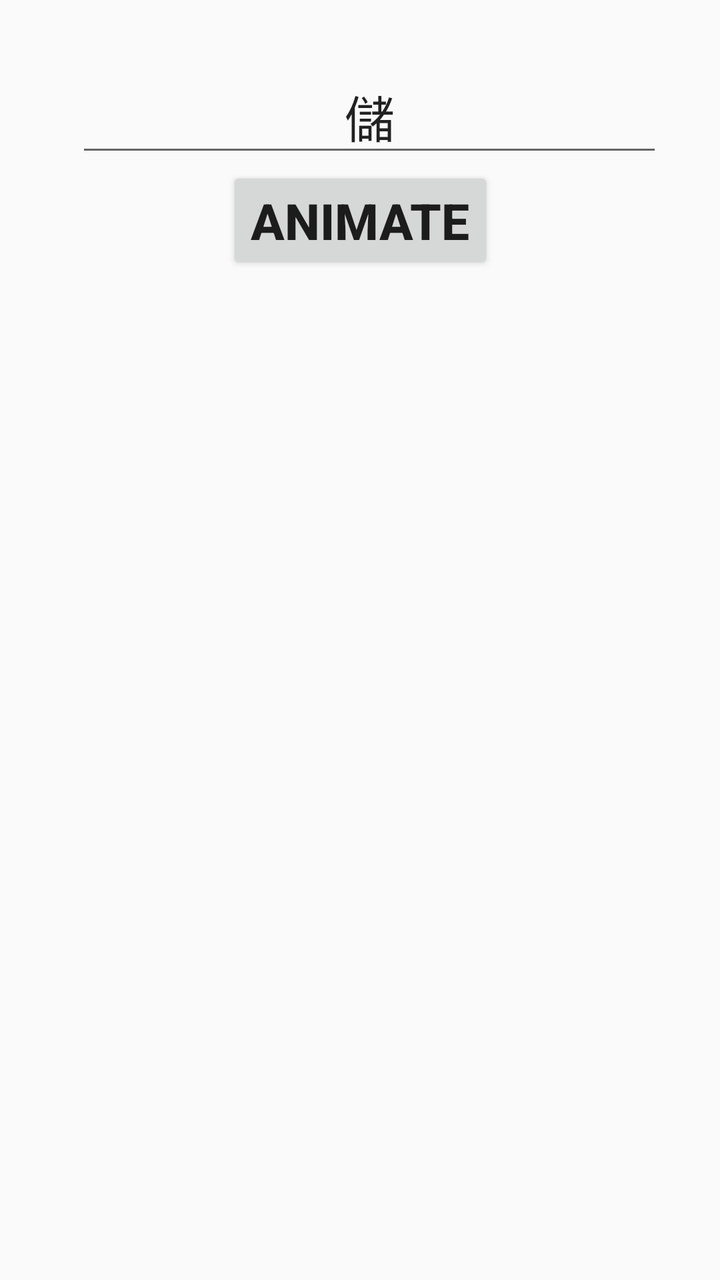
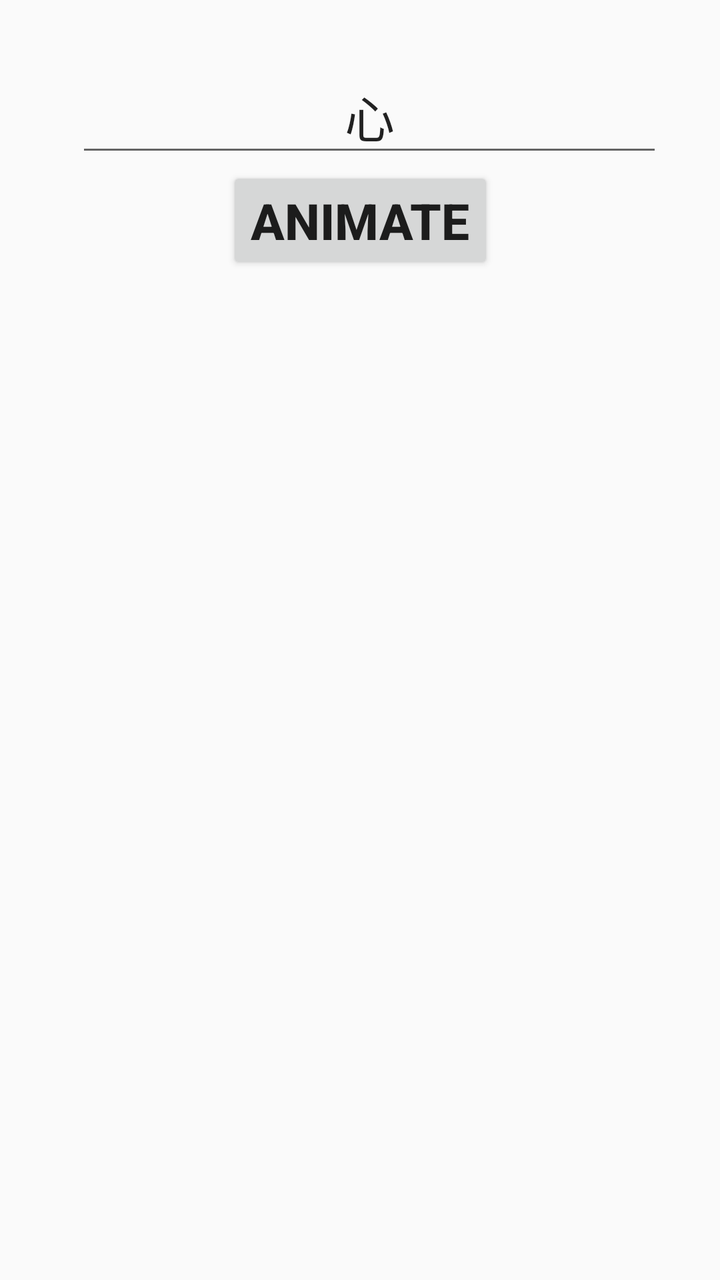

An Android layout rendered at two revisions. The XML below is the earlier revision; the diff shows what the commit changed to produce the second picture.
<!-- AndroidManifest.xml: application theme AppTheme -->
<!-- res/layout/activity_main.xml -->
<?xml version="1.0" encoding="utf-8"?>
<androidx.constraintlayout.widget.ConstraintLayout xmlns:android="http://schemas.android.com/apk/res/android"
    xmlns:app="http://schemas.android.com/apk/res-auto"
    xmlns:tools="http://schemas.android.com/tools"
    android:layout_width="match_parent"
    android:layout_height="match_parent"
    tools:context=".MainActivity">


    <EditText
        android:id="@+id/renderChar_TXT"
        android:layout_width="wrap_content"
        android:layout_height="wrap_content"
        android:layout_marginTop="30dp"
        android:ems="10"
        android:textSize="25sp"
        android:gravity="center|center_horizontal|center_vertical"
        android:text="儲"
        android:hint="Enter 1 char here"
        android:inputType=""
        app:layout_constraintHorizontal_bias="0.572"
        app:layout_constraintLeft_toLeftOf="parent"
        app:layout_constraintRight_toRightOf="parent"
        app:layout_constraintTop_toTopOf="parent" />

    <Button
        android:id="@+id/animate_char_button"
        android:layout_width="wrap_content"
        android:layout_height="wrap_content"
        android:text="animate"
        android:textAlignment="center"
        android:textSize="25sp"
        android:textStyle="bold"
        app:layout_constraintLeft_toLeftOf="parent"
        app:layout_constraintRight_toRightOf="parent"
        app:layout_constraintTop_toBottomOf="@id/renderChar_TXT" />

</androidx.constraintlayout.widget.ConstraintLayout>
<!-- resources referenced by this layout -->
<resources>
  <style name="AppTheme" parent="Theme.AppCompat.Light.DarkActionBar">
          
          <item name="colorPrimary">@color/colorPrimary</item>
          <item name="colorPrimaryDark">@color/colorPrimaryDark</item>
          <item name="colorAccent">@color/colorAccent</item>
      </style>
  <color name="colorPrimary">#6200EE</color>
  <color name="colorPrimaryDark">#3700B3</color>
  <color name="colorAccent">#03DAC5</color>
</resources>

<!-- the commit's change to res/layout/activity_main.xml (unified diff, before → after) -->
@@ -15,7 +15,7 @@
         android:ems="10"
         android:textSize="25sp"
         android:gravity="center|center_horizontal|center_vertical"
-        android:text="儲"
+        android:text="心"
         android:hint="Enter 1 char here"
         android:inputType=""
         app:layout_constraintHorizontal_bias="0.572"
